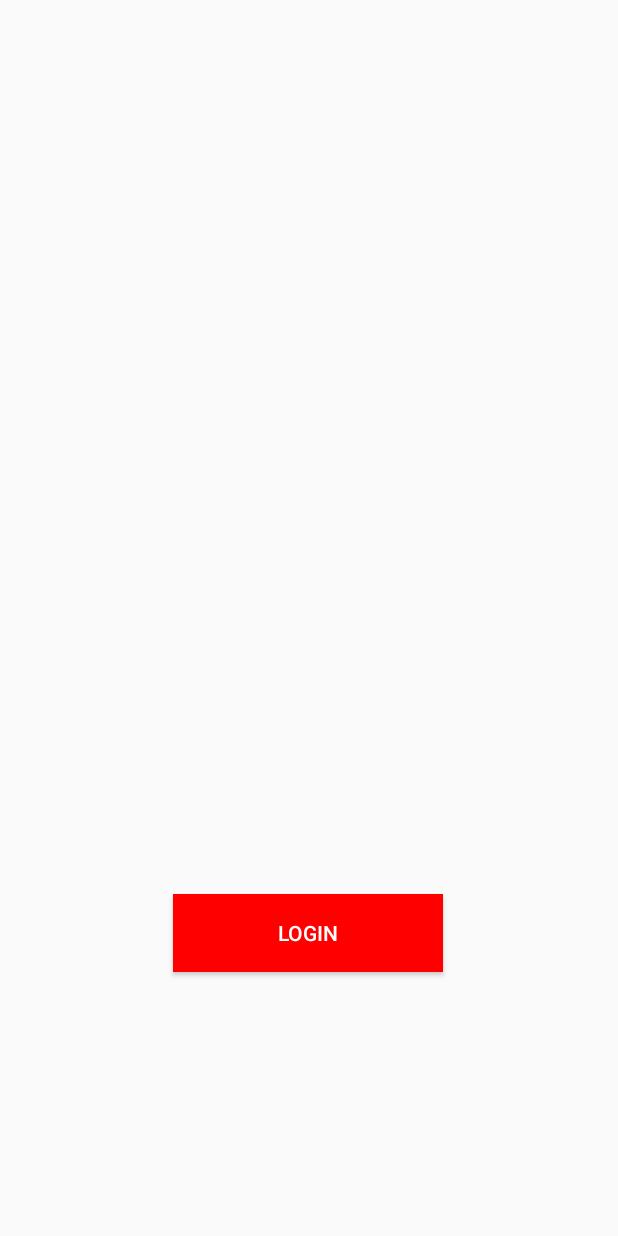
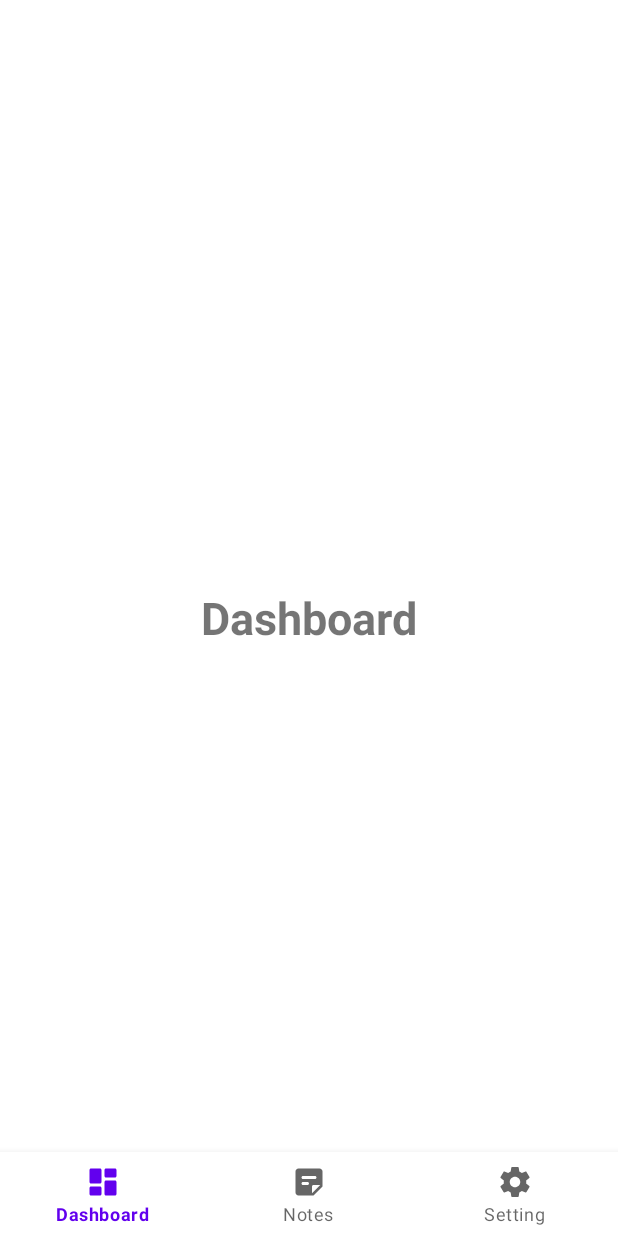
Before and after one commit to Nisarg-Chaudhari/InStock, an Android app: the screen it shows after launch (MainActivity), on a phone screen of 412 x 824 dp. Run offline under Robolectric (Android 15) with nearby library versions, the phone set to English and light mode, and no system bars; our stand-ins replace navigation-ui.

Commit message:
BottomNavBar added

```diff
--- a/app/build.gradle
+++ b/app/build.gradle
@@ -29,11 +29,16 @@ android {
 }
 
 dependencies {
+    def nav_version = "2.3.1"
 
     implementation 'androidx.appcompat:appcompat:1.2.0'
     implementation 'com.google.android.material:material:1.2.1'
     implementation 'androidx.constraintlayout:constraintlayout:2.0.4'
+    implementation 'androidx.legacy:legacy-support-v4:1.0.0'
     testImplementation 'junit:junit:4.+'
     androidTestImplementation 'androidx.test.ext:junit:1.1.2'
     androidTestImplementation 'androidx.test.espresso:espresso-core:3.3.0'
+
+    implementation "androidx.navigation:navigation-fragment:$nav_version"
+    implementation "androidx.navigation:navigation-ui:$nav_version"
 }
--- /dev/null
+++ b/app/src/main/java/com/example/instock/DashboardFragment.java
@@ -0,0 +1,64 @@
+package com.example.instock;
+
+import android.os.Bundle;
+
+import androidx.fragment.app.Fragment;
+
+import android.view.LayoutInflater;
+import android.view.View;
+import android.view.ViewGroup;
+
+/**
+ * A simple {@link Fragment} subclass.
+ * Use the {@link DashboardFragment#newInstance} factory method to
+ * create an instance of this fragment.
+ */
+public class DashboardFragment extends Fragment {
+
+    // TODO: Rename parameter arguments, choose names that match
+    // the fragment initialization parameters, e.g. ARG_ITEM_NUMBER
+    private static final String ARG_PARAM1 = "param1";
+    private static final String ARG_PARAM2 = "param2";
+
+    // TODO: Rename and change types of parameters
+    private String mParam1;
+    private String mParam2;
+
+    public DashboardFragment() {
+        // Required empty public constructor
+    }
+
+    /**
+     * Use this factory method to create a new instance of
+     * this fragment using the provided parameters.
+     *
+     * @param param1 Parameter 1.
+     * @param param2 Parameter 2.
+     * @return A new instance of fragment DashboardFragment.
+     */
+    // TODO: Rename and change types and number of parameters
+    public static DashboardFragment newInstance(String param1, String param2) {
+        DashboardFragment fragment = new DashboardFragment();
+        Bundle args = new Bundle();
+        args.putString(ARG_PARAM1, param1);
+        args.putString(ARG_PARAM2, param2);
+        fragment.setArguments(args);
+        return fragment;
+    }
+
+    @Override
+    public void onCreate(Bundle savedInstanceState) {
+        super.onCreate(savedInstanceState);
+        if (getArguments() != null) {
+            mParam1 = getArguments().getString(ARG_PARAM1);
+            mParam2 = getArguments().getString(ARG_PARAM2);
+        }
+    }
+
+    @Override
+    public View onCreateView(LayoutInflater inflater, ViewGroup container,
+                             Bundle savedInstanceState) {
+        // Inflate the layout for this fragment
+        return inflater.inflate(R.layout.fragment_dashboard, container, false);
+    }
+}
--- a/app/src/main/java/com/example/instock/MainActivity.java
+++ b/app/src/main/java/com/example/instock/MainActivity.java
@@ -1,14 +1,28 @@
 package com.example.instock;
-
-import androidx.appcompat.app.AppCompatActivity;
 
 import android.os.Bundle;
 
+import androidx.appcompat.app.AppCompatActivity;
+import androidx.navigation.fragment.NavHostFragment;
+import androidx.navigation.ui.NavigationUI;
+
+import com.google.android.material.bottomnavigation.BottomNavigationView;
+
 public class MainActivity extends AppCompatActivity {
-
+    BottomNavigationView bottomNavigationView;
     @Override
     protected void onCreate(Bundle savedInstanceState) {
         super.onCreate(savedInstanceState);
         setContentView(R.layout.activity_main);
+        setUpNavigation();
     }
+
+    public void setUpNavigation(){
+        bottomNavigationView =findViewById(R.id.bottom_navigation);
+        NavHostFragment navHostFragment =       (NavHostFragment)getSupportFragmentManager()
+                .findFragmentById(R.id.nav_host_fragment);
+        NavigationUI.setupWithNavController(bottomNavigationView,
+                navHostFragment.getNavController());
+    }
+
 }
--- /dev/null
+++ b/app/src/main/res/drawable/ic_round_dashboard_24.xml
@@ -0,0 +1,10 @@
+<vector xmlns:android="http://schemas.android.com/apk/res/android"
+    android:width="24dp"
+    android:height="24dp"
+    android:viewportWidth="24"
+    android:viewportHeight="24"
+    android:tint="?attr/colorControlNormal">
+  <path
+      android:fillColor="@android:color/white"
+      android:pathData="M4,13h6c0.55,0 1,-0.45 1,-1L11,4c0,-0.55 -0.45,-1 -1,-1L4,3c-0.55,0 -1,0.45 -1,1v8c0,0.55 0.45,1 1,1zM4,21h6c0.55,0 1,-0.45 1,-1v-4c0,-0.55 -0.45,-1 -1,-1L4,15c-0.55,0 -1,0.45 -1,1v4c0,0.55 0.45,1 1,1zM14,21h6c0.55,0 1,-0.45 1,-1v-8c0,-0.55 -0.45,-1 -1,-1h-6c-0.55,0 -1,0.45 -1,1v8c0,0.55 0.45,1 1,1zM13,4v4c0,0.55 0.45,1 1,1h6c0.55,0 1,-0.45 1,-1L21,4c0,-0.55 -0.45,-1 -1,-1h-6c-0.55,0 -1,0.45 -1,1z"/>
+</vector>
--- /dev/null
+++ b/app/src/main/res/drawable/ic_round_settings_24.xml
@@ -0,0 +1,10 @@
+<vector xmlns:android="http://schemas.android.com/apk/res/android"
+    android:width="24dp"
+    android:height="24dp"
+    android:viewportWidth="24"
+    android:viewportHeight="24"
+    android:tint="?attr/colorControlNormal">
+  <path
+      android:fillColor="@android:color/white"
+      android:pathData="M19.43,12.98c0.04,-0.32 0.07,-0.64 0.07,-0.98s-0.03,-0.66 -0.07,-0.98l2.11,-1.65c0.19,-0.15 0.24,-0.42 0.12,-0.64l-2,-3.46c-0.12,-0.22 -0.39,-0.3 -0.61,-0.22l-2.49,1c-0.52,-0.4 -1.08,-0.73 -1.69,-0.98l-0.38,-2.65C14.46,2.18 14.25,2 14,2h-4c-0.25,0 -0.46,0.18 -0.49,0.42l-0.38,2.65c-0.61,0.25 -1.17,0.59 -1.69,0.98l-2.49,-1c-0.23,-0.09 -0.49,0 -0.61,0.22l-2,3.46c-0.13,0.22 -0.07,0.49 0.12,0.64l2.11,1.65c-0.04,0.32 -0.07,0.65 -0.07,0.98s0.03,0.66 0.07,0.98l-2.11,1.65c-0.19,0.15 -0.24,0.42 -0.12,0.64l2,3.46c0.12,0.22 0.39,0.3 0.61,0.22l2.49,-1c0.52,0.4 1.08,0.73 1.69,0.98l0.38,2.65c0.03,0.24 0.24,0.42 0.49,0.42h4c0.25,0 0.46,-0.18 0.49,-0.42l0.38,-2.65c0.61,-0.25 1.17,-0.59 1.69,-0.98l2.49,1c0.23,0.09 0.49,0 0.61,-0.22l2,-3.46c0.12,-0.22 0.07,-0.49 -0.12,-0.64l-2.11,-1.65zM12,15.5c-1.93,0 -3.5,-1.57 -3.5,-3.5s1.57,-3.5 3.5,-3.5 3.5,1.57 3.5,3.5 -1.57,3.5 -3.5,3.5z"/>
+</vector>
--- /dev/null
+++ b/app/src/main/res/drawable/ic_round_sticky_note_2_24.xml
@@ -0,0 +1,10 @@
+<vector xmlns:android="http://schemas.android.com/apk/res/android"
+    android:width="24dp"
+    android:height="24dp"
+    android:viewportWidth="24"
+    android:viewportHeight="24"
+    android:tint="?attr/colorControlNormal">
+  <path
+      android:fillColor="@android:color/white"
+      android:pathData="M19,3H4.99C3.89,3 3,3.9 3,5l0.01,14c0,1.1 0.89,2 1.99,2h10l6,-6V5C21,3.9 20.1,3 19,3zM8,8h8c0.55,0 1,0.45 1,1v0c0,0.55 -0.45,1 -1,1H8c-0.55,0 -1,-0.45 -1,-1v0C7,8.45 7.45,8 8,8zM11,14H8c-0.55,0 -1,-0.45 -1,-1v0c0,-0.55 0.45,-1 1,-1h3c0.55,0 1,0.45 1,1v0C12,13.55 11.55,14 11,14zM14,19.5V15c0,-0.55 0.45,-1 1,-1h4.5L14,19.5z"/>
+</vector>
--- a/app/src/main/res/layout/activity_main.xml
+++ b/app/src/main/res/layout/activity_main.xml
@@ -6,19 +6,22 @@
     android:layout_height="match_parent"
     tools:context=".MainActivity">
 
+    <androidx.fragment.app.FragmentContainerView
+        android:id="@+id/nav_host_fragment"
+        android:name="androidx.navigation.fragment.NavHostFragment"
+        android:layout_width="match_parent"
+        android:layout_height="match_parent"
+        app:defaultNavHost="true"
+        app:navGraph="@navigation/nav_graph" />
 
-    <Button
-        android:id="@+id/button"
-        android:layout_width="180dp"
-        android:layout_height="52dp"
-        android:layout_marginTop="596dp"
-        android:background="@color/red"
-        android:text="LOGIN"
-        android:textColor="@color/white"
+    <com.google.android.material.bottomnavigation.BottomNavigationView
+        android:id="@+id/bottom_navigation"
+        android:layout_width="match_parent"
+        android:layout_height="wrap_content"
+        android:background="?android:windowBackground"
+        app:layout_constraintBottom_toBottomOf="parent"
         app:layout_constraintEnd_toEndOf="parent"
-        app:layout_constraintHorizontal_bias="0.497"
         app:layout_constraintStart_toStartOf="parent"
-        app:layout_constraintTop_toTopOf="parent" />
-
+        app:menu="@menu/bottom_navigation_menu" />
 
 </androidx.constraintlayout.widget.ConstraintLayout>
--- /dev/null
+++ b/app/src/main/res/layout/fragment_dashboard.xml
@@ -0,0 +1,17 @@
+<?xml version="1.0" encoding="utf-8"?>
+<RelativeLayout xmlns:android="http://schemas.android.com/apk/res/android"
+    xmlns:tools="http://schemas.android.com/tools"
+    android:layout_width="match_parent"
+    android:layout_height="match_parent"
+    tools:context=".DashboardFragment">
+
+    <!-- TODO: Update blank fragment layout -->
+    <TextView
+        android:layout_width="wrap_content"
+        android:layout_height="wrap_content"
+        android:text="@string/dashboard"
+        android:textSize="30sp"
+        android:textStyle="bold"
+        android:layout_centerInParent="true" />
+
+</RelativeLayout>
--- /dev/null
+++ b/app/src/main/res/menu/bottom_navigation_menu.xml
@@ -0,0 +1,23 @@
+<?xml version="1.0" encoding="utf-8"?>
+<menu xmlns:android="http://schemas.android.com/apk/res/android"
+    xmlns:app="http://schemas.android.com/apk/res-auto">
+
+    <item android:id="@+id/navigation_dashboard"
+        android:title="@string/dashboard"
+        app:showAsAction="ifRoom"
+        android:icon="@drawable/ic_round_dashboard_24"
+        />
+
+    <item android:id="@+id/navigation_notes"
+        android:title="@string/notes"
+        app:showAsAction="ifRoom"
+        android:icon="@drawable/ic_round_sticky_note_2_24"
+        />
+
+    <item android:id="@+id/navigation_setting"
+        android:title="@string/setting"
+        app:showAsAction="always"
+        android:icon="@drawable/ic_round_settings_24"
+        />
+
+</menu>
--- /dev/null
+++ b/app/src/main/res/navigation/nav_graph.xml
@@ -0,0 +1,31 @@
+<?xml version="1.0" encoding="utf-8"?>
+<navigation xmlns:android="http://schemas.android.com/apk/res/android"
+    xmlns:app="http://schemas.android.com/apk/res-auto"
+    xmlns:tools="http://schemas.android.com/tools"
+    android:id="@+id/navigation"
+    app:startDestination="@id/navigation_dashboard">
+
+    <fragment
+        android:id="@+id/navigation_dashboard"
+        android:name="com.example.instock.DashboardFragment"
+        android:label="fragment_dashboard"
+        tools:layout="@layout/fragment_dashboard" />
+    <fragment
+        android:id="@+id/navigation_setting"
+        android:name="com.example.instock.SettingFragment"
+        android:label="fragment_setting"
+        tools:layout="@layout/fragment_setting" >
+        <action
+            android:id="@+id/action_navigation_setting_to_navigation_dashboard2"
+            app:destination="@id/navigation_dashboard" />
+    </fragment>
+    <fragment
+        android:id="@+id/navigation_notes"
+        android:name="com.example.instock.NotesFragment"
+        android:label="fragment_notes"
+        tools:layout="@layout/fragment_notes" >
+        <action
+            android:id="@+id/action_navigation_notes_to_navigation_dashboard2"
+            app:destination="@id/navigation_dashboard" />
+    </fragment>
+</navigation>
--- a/app/src/main/res/values/strings.xml
+++ b/app/src/main/res/values/strings.xml
@@ -1,3 +1,8 @@
 <resources>
     <string name="app_name">InStock</string>
+    <!-- TODO: Remove or change this placeholder text -->
+    <string name="hello_blank_fragment">Hello blank fragment</string>
+    <string name="dashboard">Dashboard</string>
+    <string name="notes">Notes</string>
+    <string name="setting">Setting</string>
 </resources>
--- a/app/src/main/res/values/themes.xml
+++ b/app/src/main/res/values/themes.xml
@@ -1,6 +1,6 @@
 <resources xmlns:tools="http://schemas.android.com/tools">
     <!-- Base application theme. -->
-    <style name="Theme.InStock" parent="Theme.AppCompat.DayNight.NoActionBar">
+    <style name="Theme.InStock" parent="Theme.MaterialComponents.DayNight.NoActionBar">
         <!-- Primary brand color. -->
         <item name="colorPrimary">@color/purple_500</item>
         <item name="colorPrimaryVariant">@color/purple_700</item>
```
Also changed, not shown: app/src/main/java/com/example/instock/NotesFragment.java (added, +64 -0 lines), app/src/main/java/com/example/instock/SettingFragment.java (added, +64 -0 lines), app/src/main/res/layout/fragment_notes.xml (added, +17 -0 lines), app/src/main/res/layout/fragment_setting.xml (added, +17 -0 lines).
